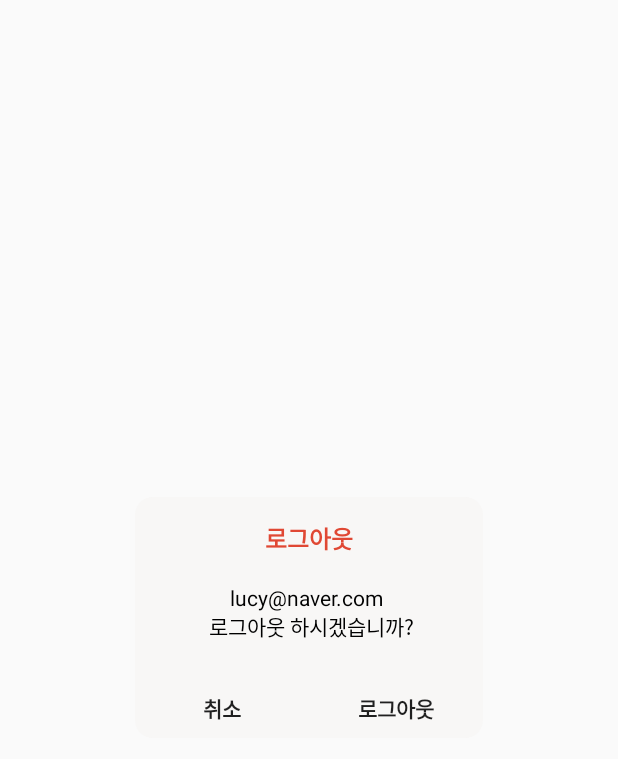
After one commit to kmujm/Capsule, an Android app: the layout logout_dialog.xml on its own in the app's theme, with its tools: preview values and no code run, on a phone screen of 412 x 824 dp. The commit adds this screen. Shown: the top 759 px of the screen. Run offline under Robolectric (Android 15) with nearby library versions, the phone set to English and light mode, and no system bars.

Commit message:
로그아웃 구현

```diff
--- /dev/null
+++ b/app/src/main/res/layout/logout_dialog.xml
@@ -0,0 +1,53 @@
+<?xml version="1.0" encoding="utf-8"?>
+<LinearLayout xmlns:android="http://schemas.android.com/apk/res/android"
+    xmlns:tools="http://schemas.android.com/tools"
+    android:layout_width="232dp"
+    android:layout_height="wrap_content"
+    android:layout_gravity="center"
+    android:background="@drawable/alert_dialog_background"
+    android:orientation="vertical">
+
+    <TextView
+        android:id="@+id/title"
+        android:layout_width="match_parent"
+        android:layout_height="wrap_content"
+        android:gravity="center"
+        android:layout_marginTop="15dp"
+        android:textColor="@color/cost"
+        android:textSize="16sp"
+        android:textStyle="bold"
+        tools:text="로그아웃" />
+    <TextView
+        android:gravity="center"
+        android:id="@+id/content"
+        android:textSize="14sp"
+        android:padding="18dp"
+        android:layout_width="match_parent"
+        android:layout_height="wrap_content"
+        android:textColor="#000000"
+        tools:text="lucy@naver.com \n 로그아웃 하시겠습니까?" />
+
+    <LinearLayout
+        android:layout_width="match_parent"
+        android:layout_height="wrap_content"
+        android:layout_marginTop="6dp"
+        android:orientation="horizontal">
+        <Button
+            android:id="@+id/cancel"
+            android:layout_width="0dp"
+            android:layout_height="40dp"
+            android:layout_weight="1"
+            android:background="@android:color/transparent"
+            android:textStyle="bold"
+            android:text="취소"/>
+        <Button
+            android:id="@+id/logout"
+            android:layout_width="0dp"
+            android:layout_height="40dp"
+            android:layout_weight="1"
+            android:background="@android:color/transparent"
+            android:textStyle="bold"
+            android:text="로그아웃"/>
+    </LinearLayout>
+
+</LinearLayout>
```
Also changed, not shown: app/src/main/java/com/example/capsule/SettingActivity.kt (+82 -2 lines), app/src/main/res/layout/custom_toast.xml (added, +33 -0 lines).
